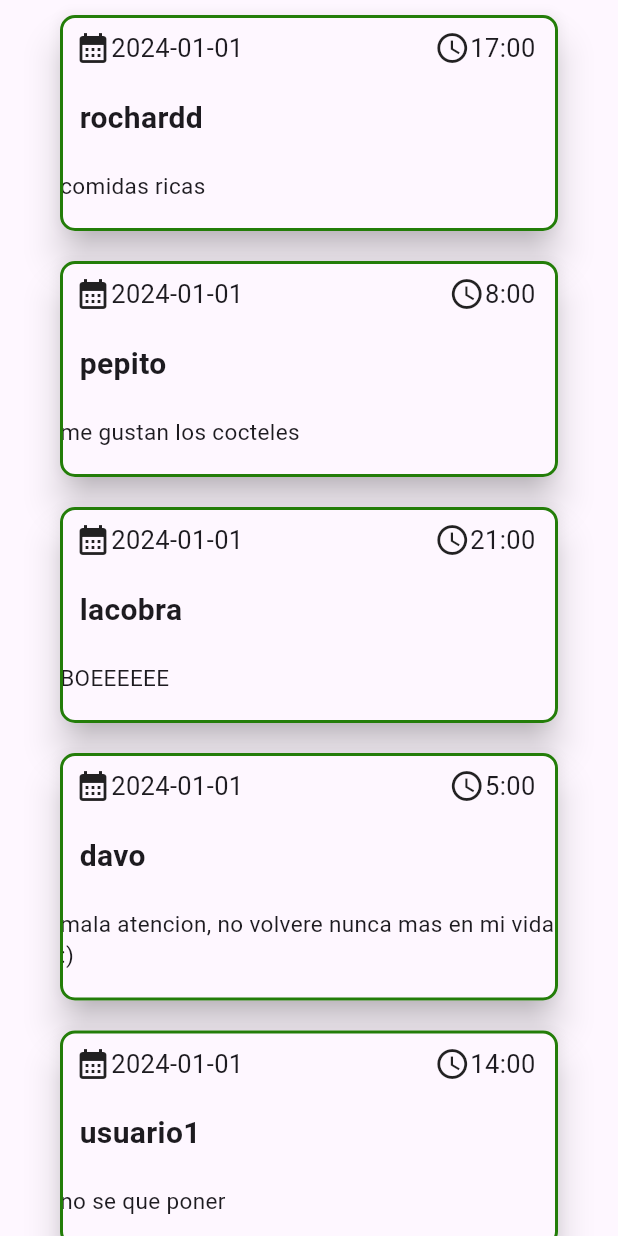
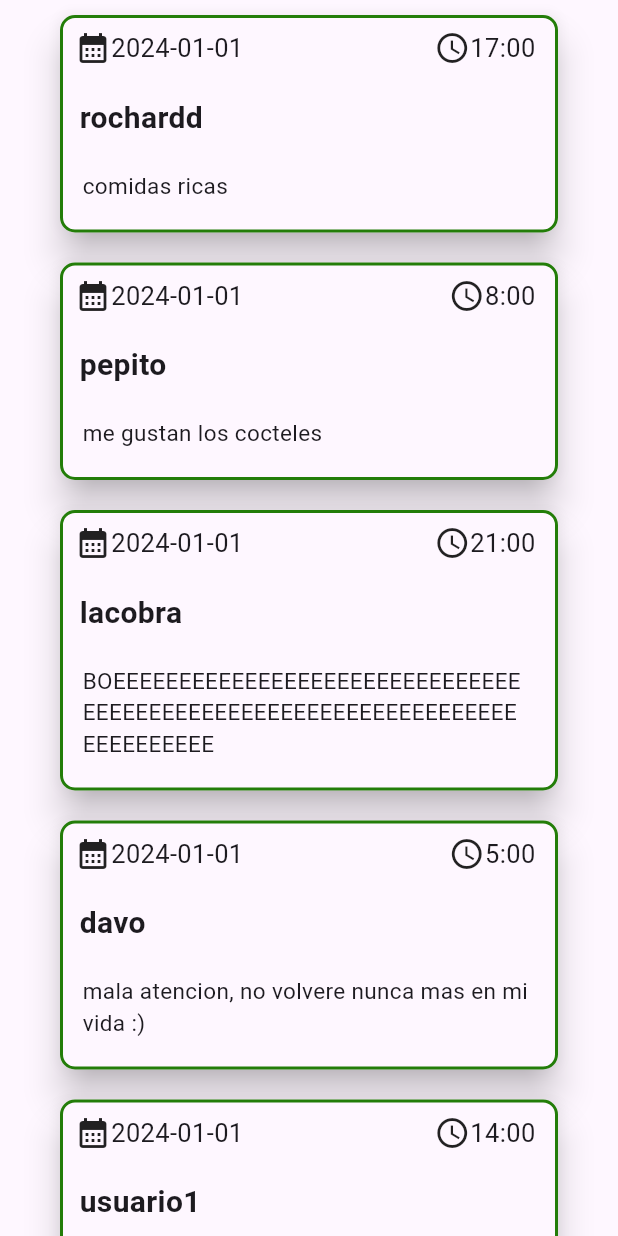
Before and after one commit to katumbac/galapagosApp-front, a Flutter app: the ResenasInfoCards widget shown alone on an empty page, opened directly, on a phone screen of 412 x 824 dp. Run offline on Flutter 3.47's test engine with Material 3 defaults, Android fonts, the light colour scheme and no system bars; network calls fail.

Commit message:
update, widgets responsive

```diff
--- a/lib/widgets/resenas_info_cards.dart
+++ b/lib/widgets/resenas_info_cards.dart
@@ -12,7 +12,7 @@ class _ResenasInfoCardsState extends State<ResenasInfoCards> {
   List<Map<String,String>> resenas = [
     {'nombre': 'rochardd', 'texto': 'comidas ricas', 'fecha': '2024-01-01', 'hora': '17:00'},
     {'nombre': 'pepito', 'texto': 'me gustan los cocteles', 'fecha': '2024-01-01', 'hora': '8:00'},
-    {'nombre': 'lacobra', 'texto': 'BOEEEEEE', 'fecha': '2024-01-01', 'hora': '21:00'},
+    {'nombre': 'lacobra', 'texto': 'BOEEEEEEEEEEEEEEEEEEEEEEEEEEEEEEEEEEEEEEEEEEEEEEEEEEEEEEEEEEEEEEEEEEEEEEEEEE', 'fecha': '2024-01-01', 'hora': '21:00'},
     {'nombre': 'davo', 'texto': 'mala atencion, no volvere nunca mas en mi vida :)', 'fecha': '2024-01-01', 'hora': '5:00'},
     {'nombre': 'usuario1', 'texto': 'no se que poner', 'fecha': '2024-01-01', 'hora': '14:00'},
   ];
--- a/lib/widgets/texto_cards.dart
+++ b/lib/widgets/texto_cards.dart
@@ -56,8 +56,19 @@ class TextoCards extends StatelessWidget {
             ),
             SizedBox(height: 20),
             Container(
-              width: 432,
-              child: Text(texto, style: const TextStyle(fontSize: 15)),
+              margin: const EdgeInsets.fromLTRB(15.0, 0.0, 20.0, 0.0),
+              child: Column(
+                crossAxisAlignment: CrossAxisAlignment.start,
+                children: [
+                  Text(texto, style: const TextStyle(fontSize: 15),),
+                  const Row(
+                    mainAxisAlignment: MainAxisAlignment.end,
+                    children: [
+                      SizedBox(height: 1)
+                    ],
+                  )
+                ]
+              )
             ),
             const Row(
               mainAxisAlignment: MainAxisAlignment.end,
```
Also changed, not shown: lib/widgets/negocio_card.dart (+8 -1 lines).
